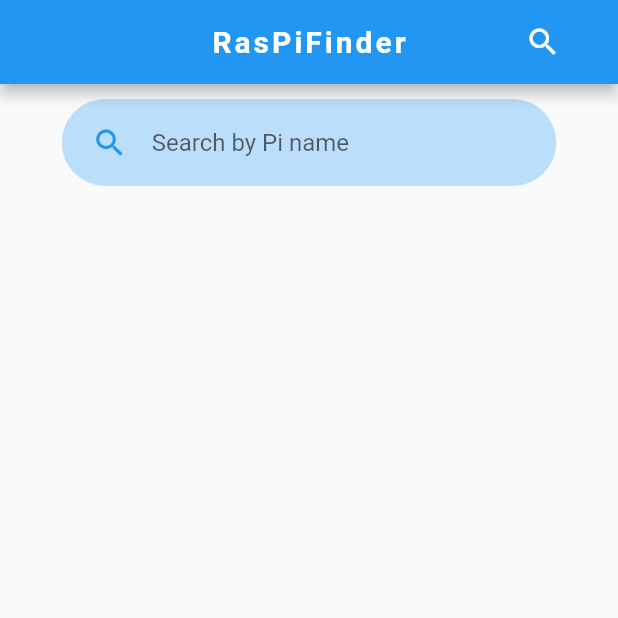
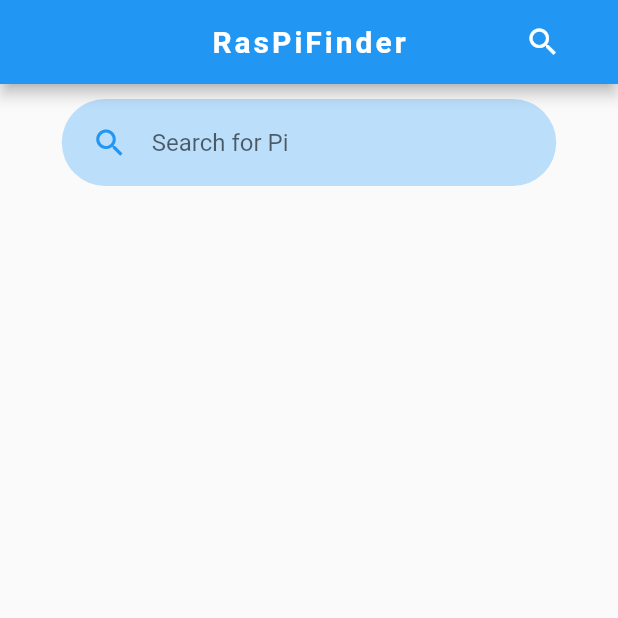
Before and after one commit to YouqinS/ADPProject-NokiaDC, a Flutter app: the screen it shows once a user with an empty profile is signed in, after a tap on the "search" icon, on a phone screen of 412 x 824 dp, the top half of it. Run offline on Flutter 3.47's test engine with Material 2 defaults, Android fonts, the phone set to English and light mode, and no system bars; our stand-ins replace cloud_firestore, firebase_auth, firebase_core, flutter_map, flutter_spinkit, geolocator and 1 more; missing offline and left inert: qrscan; accounts and stored records are empty.

Commit message:
update search bar placeholder

```diff
--- a/RasPiFinder/lib/home/rasp_list.dart
+++ b/RasPiFinder/lib/home/rasp_list.dart
@@ -69,7 +69,7 @@ class _RaspListState extends State<RaspList> {
         children: <Widget>[
           showSearch
               ? TextInputField(
-                  hintText: "Search by Pi name",
+                  hintText: "Search for Pi",
                   icon: Icons.search,
                   onChanged: (value) {
                     setState(() {
```
